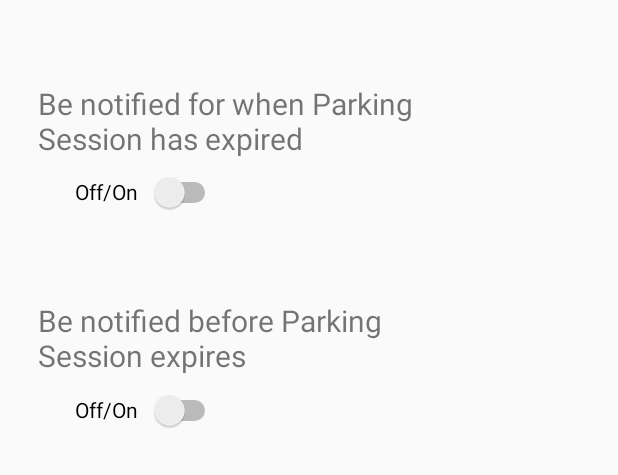
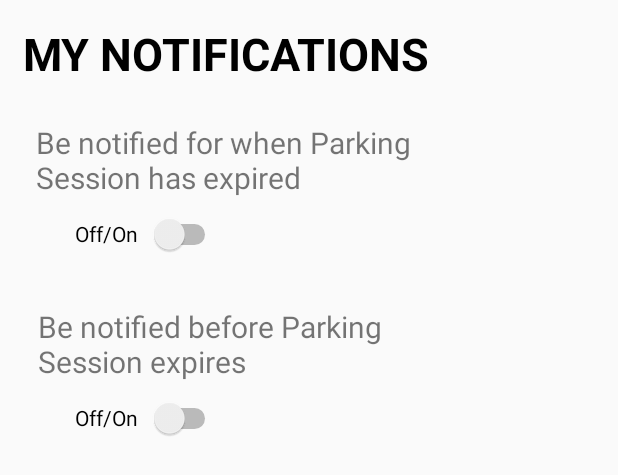
Before and after one commit to AUTParkIt/ParkIT, an Android app: the layout activity_notification_screen.xml on its own in the app's theme, with its tools: preview values and no code run, on a phone screen of 412 x 824 dp. Shown: the top 475 px of the screen. Run offline under Robolectric (Android 15) with nearby library versions, the phone set to English and light mode, and no system bars.

```diff
--- a/app/src/main/AndroidManifest.xml
+++ b/app/src/main/AndroidManifest.xml
@@ -26,7 +26,8 @@
             android:supportsRtl="true"
             android:theme="@style/AppTheme"
             tools:ignore="GoogleAppIndexingWarning">
-        <activity android:name=".View.TAndCs"></activity>
+        <activity android:name=".View.NotificationScreen"></activity>
+        <activity android:name=".View.TAndCs" />
         <activity android:name=".View.MenuScreen">
             <intent-filter>
                 <action android:name="android.intent.action.MAIN" />
--- a/app/src/main/res/layout/activity_notification_screen.xml
+++ b/app/src/main/res/layout/activity_notification_screen.xml
@@ -7,46 +7,59 @@
         tools:context=".View.NotificationScreen">
 
     <TextView
+            android:id="@+id/textView3"
+            android:layout_width="wrap_content"
+            android:layout_height="wrap_content"
+            android:layout_marginStart="15dp"
+            android:layout_marginTop="15dp"
+            android:text="MY NOTIFICATIONS"
+            android:textColor="#000000"
+            android:textSize="30sp"
+            android:textStyle="bold"
+            app:layout_constraintStart_toStartOf="parent"
+            app:layout_constraintTop_toTopOf="parent" />
+
+    <TextView
             android:id="@+id/expireTextView"
             android:layout_width="282dp"
             android:layout_height="51dp"
-            android:layout_marginStart="25dp"
-            android:layout_marginTop="55dp"
+            android:layout_marginStart="24dp"
+            android:layout_marginTop="25dp"
             android:text="Be notified for when Parking Session has expired"
             android:textAlignment="viewStart"
             android:textSize="20sp"
             app:layout_constraintStart_toStartOf="parent"
-            app:layout_constraintTop_toTopOf="parent" />
+            app:layout_constraintTop_toBottomOf="@+id/textView3" />
 
     <TextView
             android:id="@+id/bexpireTextView"
             android:layout_width="282dp"
             android:layout_height="51dp"
             android:layout_marginStart="25dp"
-            android:layout_marginTop="200dp"
+            android:layout_marginTop="30dp"
             android:text="Be notified before Parking Session expires"
             android:textAlignment="viewStart"
             android:textSize="20sp"
             app:layout_constraintStart_toStartOf="parent"
-            app:layout_constraintTop_toTopOf="parent" />
+            app:layout_constraintTop_toBottomOf="@+id/expireSwitch" />
 
     <Switch
             android:id="@+id/expireSwitch"
             android:layout_width="97dp"
             android:layout_height="36dp"
             android:layout_marginStart="50dp"
-            android:layout_marginTop="110dp"
+            android:layout_marginTop="5dp"
             android:text="Off/On"
             app:layout_constraintStart_toStartOf="parent"
-            app:layout_constraintTop_toTopOf="parent" />
+            app:layout_constraintTop_toBottomOf="@+id/expireTextView" />
 
     <Switch
             android:id="@+id/expireSwitch2"
             android:layout_width="97dp"
             android:layout_height="36dp"
             android:layout_marginStart="50dp"
-            android:layout_marginTop="255dp"
+            android:layout_marginTop="5dp"
             android:text="Off/On"
             app:layout_constraintStart_toStartOf="parent"
-            app:layout_constraintTop_toTopOf="parent" />
+            app:layout_constraintTop_toBottomOf="@+id/bexpireTextView" />
 </androidx.constraintlayout.widget.ConstraintLayout>
--- a/app/src/main/res/layout/activity_signup_screen.xml
+++ b/app/src/main/res/layout/activity_signup_screen.xml
@@ -119,7 +119,7 @@
             android:background="@drawable/custom_button"
             android:ems="10"
             android:hint="PASSWORD"
-            android:inputType="textPersonName"
+            android:inputType="textPersonName|textPassword"
             android:padding="@dimen/padding_regular"
             android:textColorHint="#DDEEEEEE"
             android:textSize="11sp"
@@ -140,7 +140,7 @@
             android:background="@drawable/custom_button"
             android:ems="10"
             android:hint="CONFIRM PASSWORD"
-            android:inputType="textPersonName"
+            android:inputType="textPassword"
             android:padding="@dimen/padding_regular"
             android:textColorHint="#DDEEEEEE"
             android:textSize="11sp"
```
Also changed, not shown: app/src/main/java/com/aut/parkit/Model/Payment/BraintreeTransaction.java (+8 -3 lines), app/src/main/java/com/aut/parkit/View/NotificationScreen.java (+19 -0 lines).
